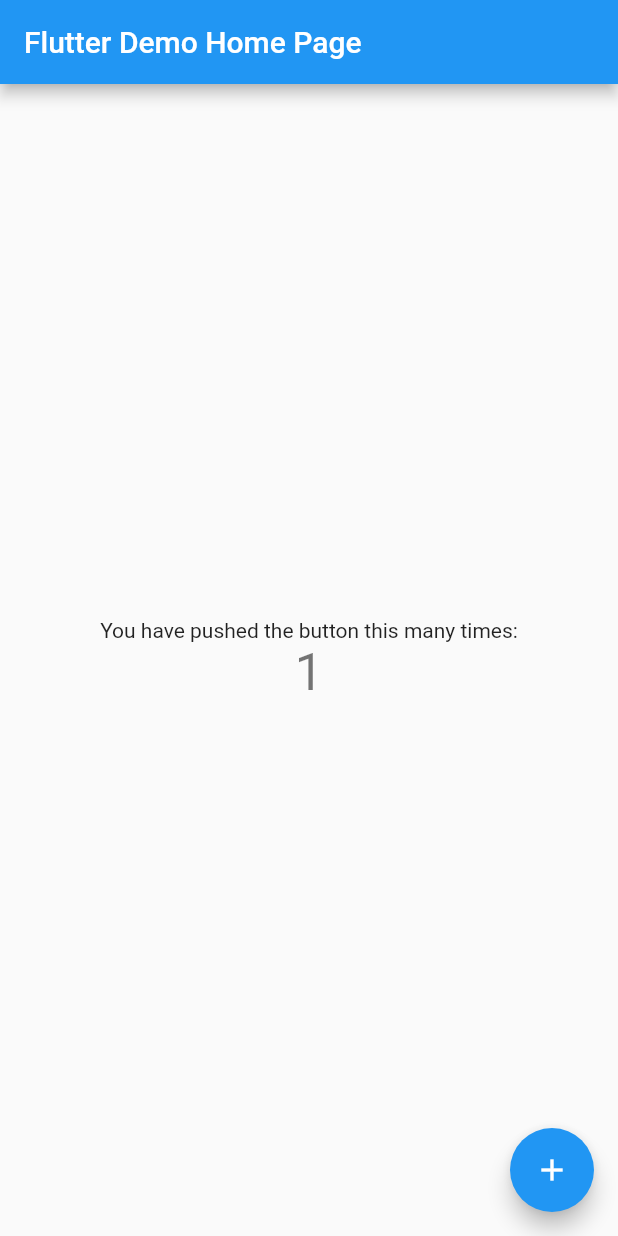
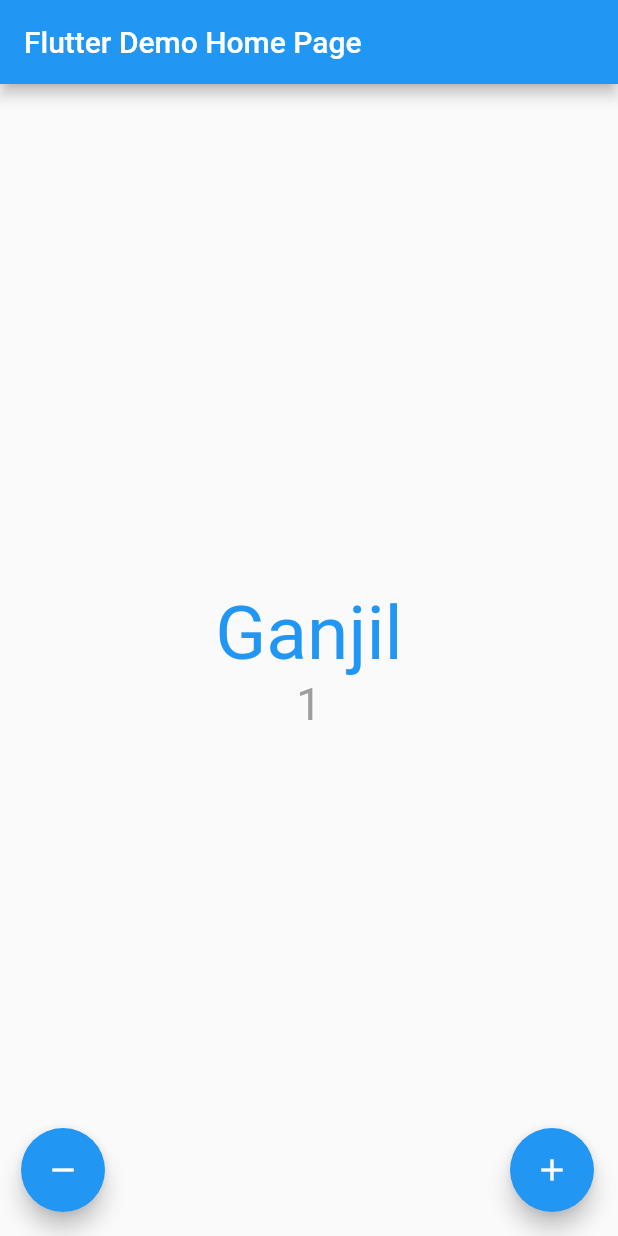
Before and after one commit to AryaDK153/pbp-flutter-lab, a Flutter app: the screen it shows after launch, after a tap on the "add" icon, on a phone screen of 412 x 824 dp. Run offline on Flutter 3.47's test engine with Material 2 defaults, Android fonts, the phone set to English and light mode, and no system bars.

Commit message:
working code

```diff
--- a/counter_7/lib/main.dart
+++ b/counter_7/lib/main.dart
@@ -49,6 +49,7 @@ class MyHomePage extends StatefulWidget {
 
 class _MyHomePageState extends State<MyHomePage> {
   int _counter = 0;
+  String _title = 'Genap';
 
   void _incrementCounter() {
     setState(() {
@@ -58,7 +59,39 @@ class _MyHomePageState extends State<MyHomePage> {
       // _counter without calling setState(), then the build method would not be
       // called again, and so nothing would appear to happen.
       _counter++;
+      if (_counter%2==0) {
+        _title = 'Genap';
+      } else {
+        _title = 'Ganjil';
+      }
     });
+  }
+
+  void _decrementCounter() {
+    setState(() {
+      // This call to setState tells the Flutter framework that something has
+      // changed in this State, which causes it to rerun the build method below
+      // so that the display can reflect the updated values. If we changed
+      // _counter without calling setState(), then the build method would not be
+      // called again, and so nothing would appear to happen.
+      if (_counter > 0) {
+        _counter--;
+      }
+      if (_counter%2==0) {
+        _title = 'Genap';
+      } else {
+        _title = 'Ganjil';
+      }
+    });
+  }
+
+  Color _getColor() {
+
+    if (_counter%2==0) {
+      return Colors.red;
+    } else {
+      return Colors.blue;
+    }
   }
 
   @override
@@ -95,21 +128,42 @@ class _MyHomePageState extends State<MyHomePage> {
           // horizontal).
           mainAxisAlignment: MainAxisAlignment.center,
           children: <Widget>[
-            const Text(
-              'You have pushed the button this many times:',
+            Text (
+              _title,
+              style: TextStyle(
+                fontSize: 50,
+                color: _getColor(),
+              )
             ),
             Text(
               '$_counter',
-              style: Theme.of(context).textTheme.headline4,
+              style: const TextStyle(
+                fontSize: 30,
+                color: Colors.grey,
+              ), // Theme.of(context).textTheme.headline4,
             ),
           ],
         ),
       ),
-      floatingActionButton: FloatingActionButton(
-        onPressed: _incrementCounter,
-        tooltip: 'Increment',
-        child: const Icon(Icons.add),
-      ), // This trailing comma makes auto-formatting nicer for build methods.
+      floatingActionButton: Padding(
+        padding: const EdgeInsets.only(left: 30),
+        child: Row (
+          crossAxisAlignment: CrossAxisAlignment.end,
+          children: [
+            FloatingActionButton(
+              onPressed: _decrementCounter,
+              tooltip: 'decrement',
+              child: const Icon(Icons.remove),
+            ), // This trailing comma makes auto-formatting nicer for build methods.
+            Expanded(child: Container()),
+            FloatingActionButton(
+              onPressed: _incrementCounter,
+              tooltip: 'Increment',
+              child: const Icon(Icons.add),
+            ), // This trailing comma makes auto-formatting nicer for build methods.
+          ],
+        )
+      )
     );
   }
 }
```
